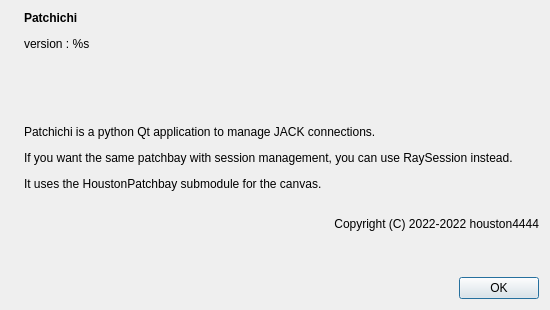
First picture: the form in resources/ui/about_patchichi.ui, repository Houston4444/Patchichi, before the edit.
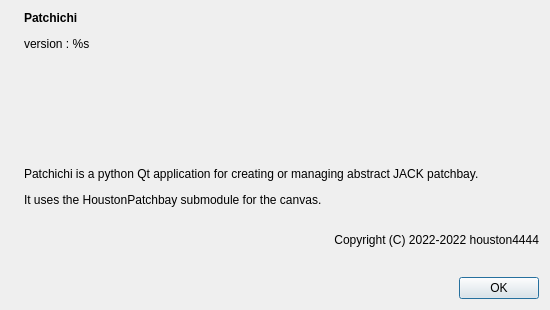
Second picture: the form after the edit. Icons and pictures are not drawn.

Commit message: update about and readme

The edit to the form file:
```diff
--- a/resources/ui/about_patchichi.ui
+++ b/resources/ui/about_patchichi.ui
@@ -50,7 +50,7 @@
        <item>
         <widget class="QLabel" name="labelAllText">
          <property name="text">
-          <string>&lt;html&gt;&lt;head/&gt;&lt;body&gt;&lt;p&gt;Patchichi is a python Qt application to manage JACK connections.&lt;/p&gt;&lt;p&gt;If you want the same patchbay with session management, you can use RaySession instead.&lt;/p&gt;&lt;p&gt;It uses the  HoustonPatchbay submodule for the canvas.&lt;br/&gt;&lt;/p&gt;&lt;p align=&quot;right&quot;&gt;Copyright (C) 2022-2022 houston4444&lt;/p&gt;&lt;p&gt;&lt;br/&gt;&lt;/p&gt;&lt;/body&gt;&lt;/html&gt;</string>
+          <string>&lt;html&gt;&lt;head/&gt;&lt;body&gt;&lt;p&gt;Patchichi is a python Qt application for creating or managing abstract JACK patchbay.&lt;/p&gt;&lt;p&gt;It uses the HoustonPatchbay submodule for the canvas.&lt;br/&gt;&lt;/p&gt;&lt;p align=&quot;right&quot;&gt;Copyright (C) 2022-2022 houston4444&lt;/p&gt;&lt;/body&gt;&lt;/html&gt;</string>
          </property>
          <property name="wordWrap">
           <bool>true</bool>
```
The commit also changes 2 other files.
